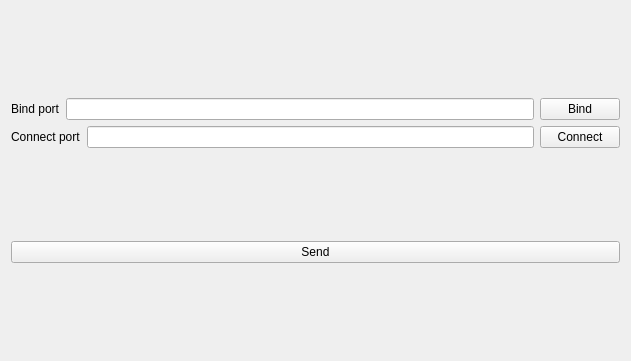
First picture: the form in form.ui, repository JucovAllexandr/Raft, before the edit.
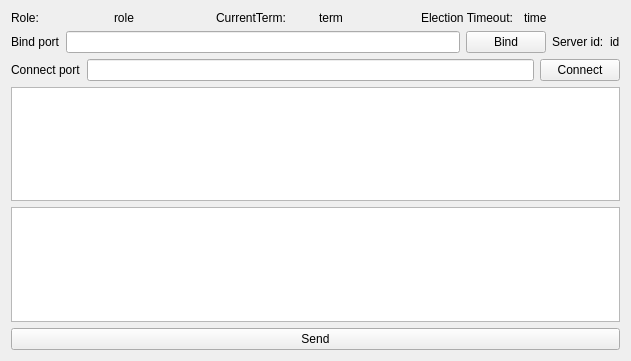
Second picture: the form after the edit.

What changed in the file:
```diff
--- a/form.ui
+++ b/form.ui
@@ -16,6 +16,52 @@
   <layout class="QVBoxLayout" name="verticalLayout_2">
    <item>
     <layout class="QVBoxLayout" name="verticalLayout">
+     <item>
+      <layout class="QHBoxLayout" name="horizontalLayout_3">
+       <item>
+        <widget class="QLabel" name="label_5">
+         <property name="text">
+          <string>Role:</string>
+         </property>
+        </widget>
+       </item>
+       <item>
+        <widget class="QLabel" name="label_role">
+         <property name="text">
+          <string>role</string>
+         </property>
+        </widget>
+       </item>
+       <item>
+        <widget class="QLabel" name="label_4">
+         <property name="text">
+          <string>CurrentTerm:</string>
+         </property>
+        </widget>
+       </item>
+       <item>
+        <widget class="QLabel" name="label_term">
+         <property name="text">
+          <string>term</string>
+         </property>
+        </widget>
+       </item>
+       <item>
+        <widget class="QLabel" name="label_7">
+         <property name="text">
+          <string>Election Timeout:</string>
+         </property>
+        </widget>
+       </item>
+       <item>
+        <widget class="QLabel" name="label_electionTimeout">
+         <property name="text">
+          <string>time</string>
+         </property>
+        </widget>
+       </item>
+      </layout>
+     </item>
      <item>
       <layout class="QHBoxLayout" name="horizontalLayout">
        <item>
@@ -35,6 +81,20 @@
          </property>
         </widget>
        </item>
+       <item>
+        <widget class="QLabel" name="label_3">
+         <property name="text">
+          <string>Server id:</string>
+         </property>
+        </widget>
+       </item>
+       <item>
+        <widget class="QLabel" name="label_id">
+         <property name="text">
+          <string>id</string>
+         </property>
+        </widget>
+       </item>
       </layout>
      </item>
      <item>
@@ -60,6 +120,12 @@
      </item>
     </layout>
    </item>
+   <item>
+    <widget class="QTableWidget" name="tableWidget"/>
+   </item>
+   <item>
+    <widget class="QTextEdit" name="textEdit"/>
+   </item>
    <item>
     <widget class="QPushButton" name="pushButton_send">
      <property name="text">
```
